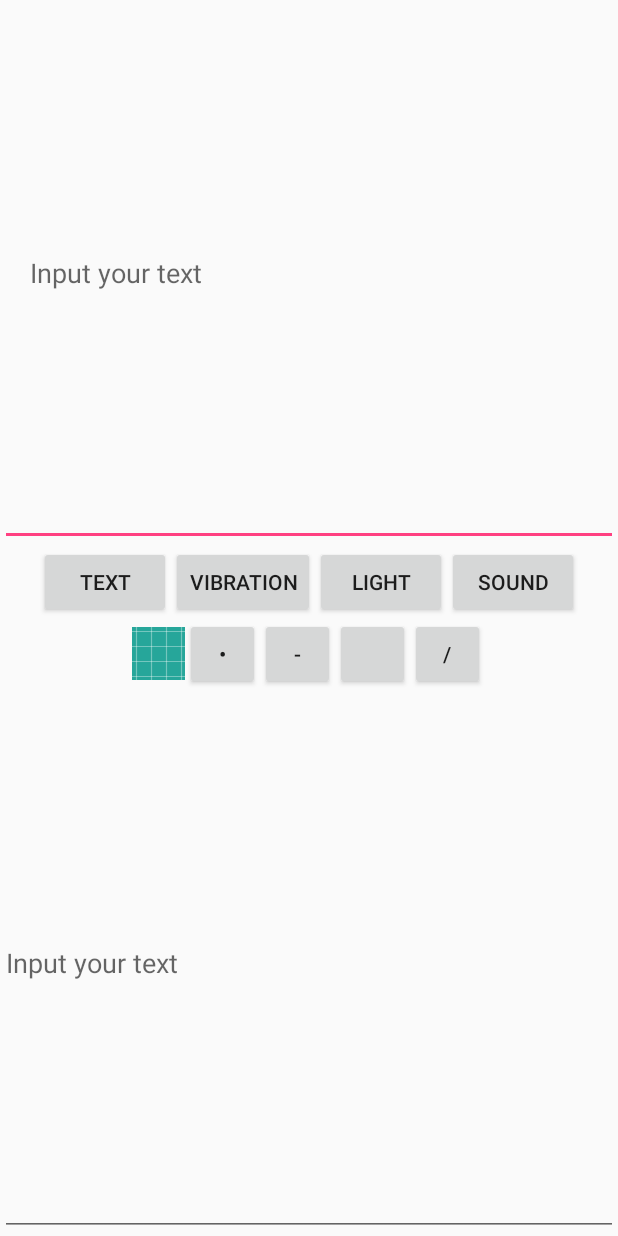
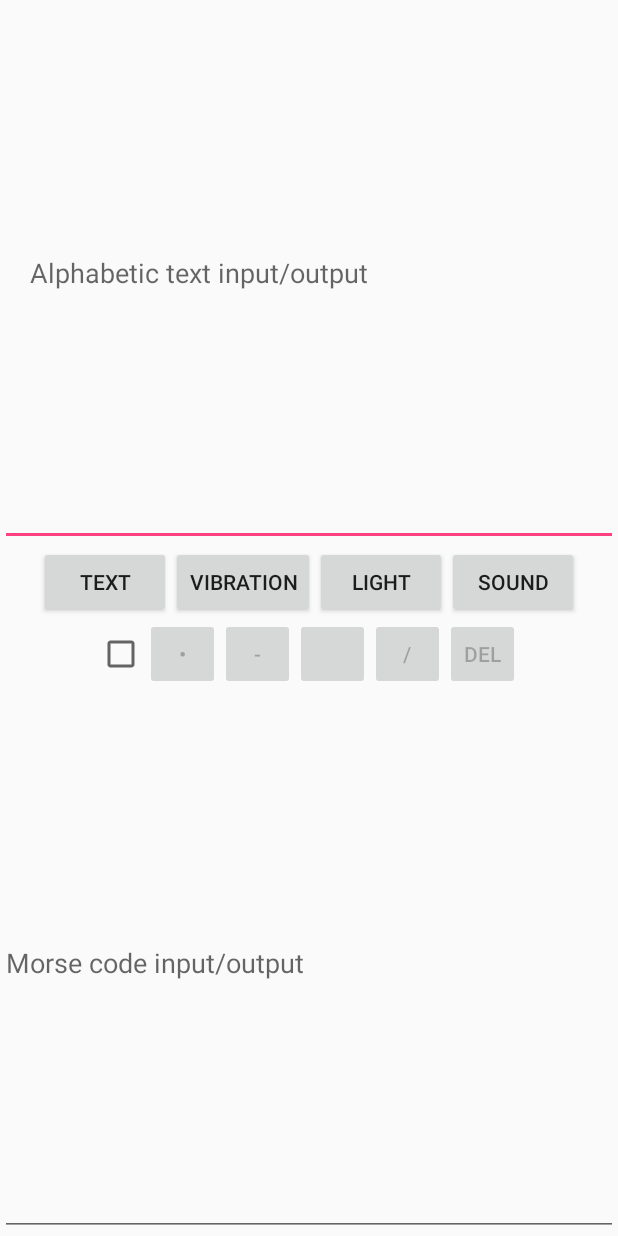
Before and after one commit to MaistoMagnetas/Android-MorseCoder, an Android app: the screen it shows after launch (MainActivity), on a phone screen of 412 x 824 dp. Run offline under Robolectric (Android 15) with nearby library versions, the phone set to English and light mode, and no system bars; our stand-ins replace AdMob.

Commit message:
Updated input/output fields availabiblity

```diff
--- a/app/src/main/java/lovedice/cactustree/pc/morsecode/MainActivity.java
+++ b/app/src/main/java/lovedice/cactustree/pc/morsecode/MainActivity.java
@@ -6,9 +6,12 @@ import android.os.Bundle;
 import android.os.Vibrator;
 import android.support.v7.app.AlertDialog;
 import android.support.v7.app.AppCompatActivity;
+import android.text.InputType;
 import android.view.View;
 import android.view.inputmethod.InputMethodManager;
 import android.widget.Button;
+import android.widget.CheckBox;
+import android.widget.CompoundButton;
 import android.widget.EditText;
 
 /**
@@ -18,6 +21,9 @@ public class MainActivity extends AppCompatActivity {
 
     private EditText morseCodeInput, morseCodeOutput;
     private Button btnToText, btnToLight, btnToVibration, btnToSound;
+    private Button btnMorseSpace, btnMorseDot, btnMorseDash, btnMorseWordEnd, btnMorseDel;
+    private CheckBox btnMorseSwitchMode;
+    private boolean isMorseModeEnabled = false;
 
     private VibrationMorse vibrationMorse;
     private String inputString;
@@ -28,6 +34,7 @@ public class MainActivity extends AppCompatActivity {
         setContentView(R.layout.activity_main);
 
         initXMLItems();
+        changeStatusOfButtons(isMorseModeEnabled); //Disable buttons on app load
 
         btnToText.setOnClickListener(new View.OnClickListener() { //Morse to text
             @Override
@@ -92,15 +99,123 @@ public class MainActivity extends AppCompatActivity {
                 }
             }
         });
+
+        btnMorseDash.setOnClickListener(new View.OnClickListener() {
+            @Override
+            public void onClick(View v) {
+                setTextOnMorseButtonClick("-");
+            }
+        });
+
+        btnMorseDot.setOnClickListener(new View.OnClickListener() {
+            @Override
+            public void onClick(View v) {
+                setTextOnMorseButtonClick("•");
+
+            }
+        });
+
+        btnMorseSpace.setOnClickListener(new View.OnClickListener() {
+            @Override
+            public void onClick(View v) {
+                setTextOnMorseButtonClick(" ");
+
+            }
+        });
+
+        btnMorseWordEnd.setOnClickListener(new View.OnClickListener() {
+            @Override
+            public void onClick(View v) {
+                setTextOnMorseButtonClick("/");
+
+            }
+        });
+
+        btnMorseSwitchMode.setOnCheckedChangeListener(new CompoundButton.OnCheckedChangeListener() {
+            @Override
+            public void onCheckedChanged(CompoundButton buttonView, boolean isChecked) {
+                changeStatusOfMode();
+                clearTextsOnModeChanged();
+                changeStatusOfButtons(isMorseModeEnabled);
+
+            }
+        });
+
+        btnMorseDel.setOnClickListener(new View.OnClickListener() {
+            @Override
+            public void onClick(View v) {
+                String stringBefore = morseCodeOutput.getText().toString();
+                int stringSize = stringBefore.length();
+                if (stringSize > 0) {
+                    morseCodeOutput.setText(stringBefore.substring(0, stringBefore.length() - 1));
+                }
+            }
+        });
+    }
+
+    /**
+     * Changes status of morse or text input
+     */
+    private void changeStatusOfMode() {
+        isMorseModeEnabled ^= true;
+    }
+
+    /**
+     * Clears input/ output text fields data after mode changed.
+     */
+    private void clearTextsOnModeChanged()
+    {
+        morseCodeOutput.setText("");
+        morseCodeInput.setText("");
+    }
+
+    /**
+     * Enables buttons if morse mode is turned on
+     * @param status status to enable or dissable buttons.
+     */
+    private void changeStatusOfButtons(boolean status) {
+        if (isMorseModeEnabled) {
+            btnMorseDel.setEnabled(status);
+            btnMorseWordEnd.setEnabled(status);
+            btnMorseDot.setEnabled(status);
+            btnMorseDash.setEnabled(status);
+            btnMorseSpace.setEnabled(status);
+            morseCodeInput.setInputType(InputType.TYPE_NULL);
+        } else {
+            btnMorseDel.setEnabled(status);
+            btnMorseWordEnd.setEnabled(status);
+            btnMorseDot.setEnabled(status);
+            btnMorseDash.setEnabled(status);
+            btnMorseSpace.setEnabled(status);
+            morseCodeInput.setInputType(InputType.TYPE_CLASS_TEXT);
+        }
+    }
+
+    /**
+     * Sets text to morse input text area.
+     * @param type type => dot, dash, space etc.
+     */
+    private void setTextOnMorseButtonClick(String type) {
+        String stringBefore = morseCodeOutput.getText().toString();
+        morseCodeOutput.setText(stringBefore + type);
     }
 
     private void initXMLItems() {
+        //Text
         morseCodeInput = findViewById(R.id.morse_text_input);
         morseCodeOutput = findViewById(R.id.morse_text_output);
         btnToLight = findViewById(R.id.morse_button_light);
         btnToSound = findViewById(R.id.morse_button_sound);
         btnToText = findViewById(R.id.morse_button_text);
         btnToVibration = findViewById(R.id.morse_button_vibration);
+        morseCodeOutput.setInputType(InputType.TYPE_NULL);
+        //Morse
+        btnMorseDash = findViewById(R.id.morse_button_dash);
+        btnMorseDot = findViewById(R.id.morse_button_dot);
+        btnMorseSpace = findViewById(R.id.morse_button_space);
+        btnMorseWordEnd = findViewById(R.id.morse_button_wordend);
+        btnMorseDel = findViewById(R.id.morse_button_remove);
+        btnMorseSwitchMode = findViewById(R.id.morse_button_switchmode);
     }
 
     private boolean isStringNotEmpty(String inputString) {
--- a/app/src/main/res/layout/activity_main.xml
+++ b/app/src/main/res/layout/activity_main.xml
@@ -55,11 +55,10 @@
         android:layout_width="match_parent"
         android:layout_height="wrap_content">
 
-        <ImageButton
-            android:id="@+id/morse_button_switch"
-            android:src="@drawable/ic_launcher_background"
-            android:layout_width="35dp"
-            android:layout_height="35dp" />
+        <CheckBox
+            android:id="@+id/morse_button_switchmode"
+            android:layout_width="wrap_content"
+            android:layout_height="wrap_content" />
 
         <Button
             android:id="@+id/morse_button_dot"
@@ -84,6 +83,12 @@
             android:layout_width="50dp"
             android:layout_height="wrap_content"
             android:text="/" />
+
+        <Button
+            android:id="@+id/morse_button_remove"
+            android:layout_width="50dp"
+            android:layout_height="wrap_content"
+            android:text="DEL" />
     </LinearLayout>
 
 
@@ -93,7 +98,7 @@
         android:layout_height="0dp"
         android:inputType="none"
         android:layout_weight="0.4"
-        android:hint="@string/input_your_text" />
+        android:hint="@string/morse_output" />
 
     <com.google.android.gms.ads.AdView
         xmlns:ads="http://schemas.android.com/apk/res-auto"
--- a/app/src/main/res/values/strings.xml
+++ b/app/src/main/res/values/strings.xml
@@ -1,4 +1,5 @@
 <resources>
     <string name="app_name">Morse Code Decryptor</string>
-    <string name="input_your_text">Input your text</string>
+    <string name="input_your_text">Alphabetic text input/output</string>
+    <string name ="morse_output">Morse code input/output</string>
 </resources>
```
